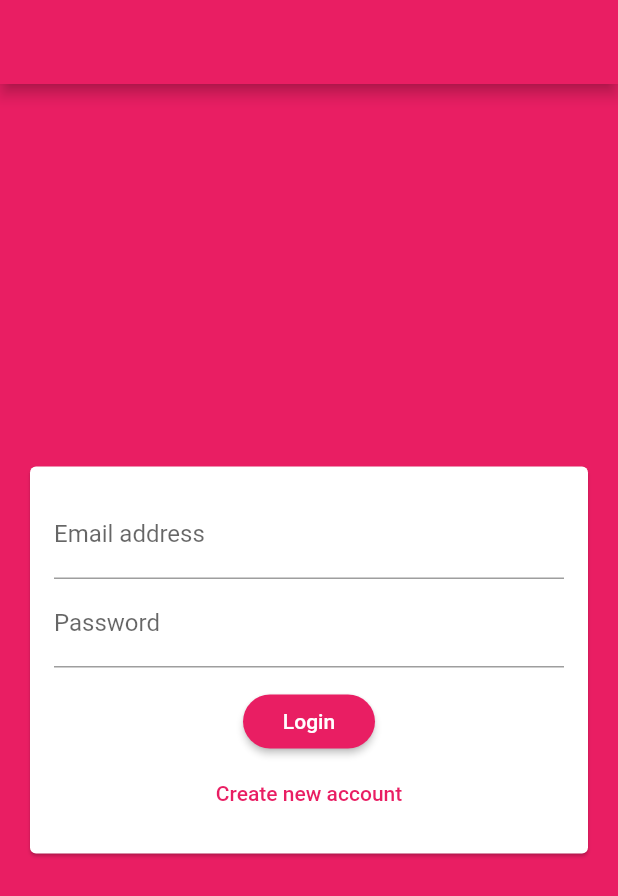
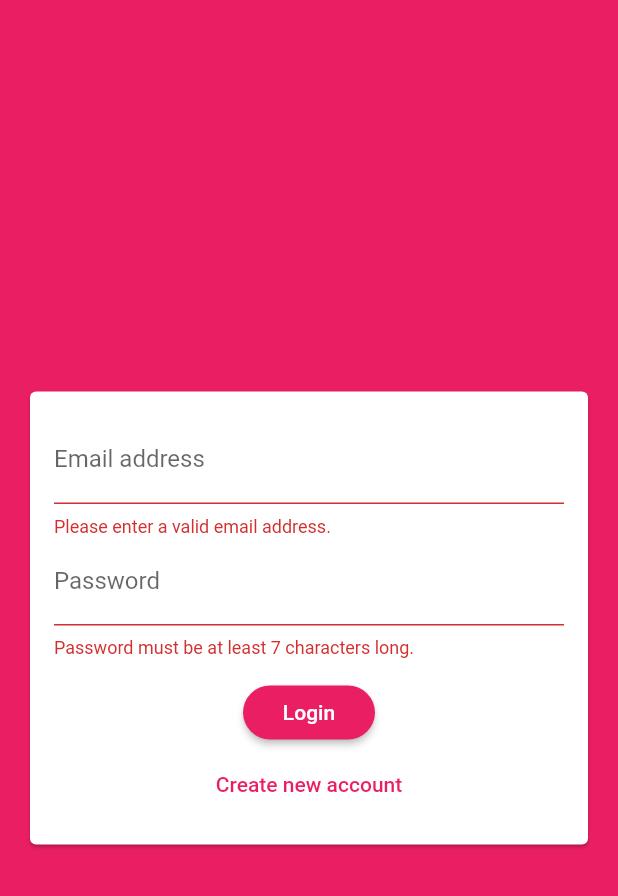
Before and after one commit to Hakutou231/chat_app, a Flutter app: the screen it shows after launch, after a tap on "Login", on a phone screen of 412 x 824 dp. Shown: the top 896 px of the screen. Run offline on Flutter 3.47's test engine with Material 2 defaults, Android fonts, the phone set to English and light mode, and no system bars; our stand-ins replace cloud_firestore, firebase_auth, firebase_core, firebase_storage, image_picker; accounts and stored records are empty.

```diff
--- a/lib/main.dart
+++ b/lib/main.dart
@@ -1,19 +1,24 @@
 import 'package:chat_app/screens/auth_screen.dart';
+import 'package:firebase_core/firebase_core.dart';
 import 'package:flutter/material.dart';
 
 import 'package:firebase_auth/firebase_auth.dart';
 import '../screens/chat_screen.dart';
+import 'screens/splash_screen.dart';
 
-void main() {
-  runApp(const MyApp());
-}
+void main() => runApp(MyApp());
 
 class MyApp extends StatelessWidget {
-  const MyApp({Key? key}) : super(key: key);
-
-  // This widget is the root of your application.
   @override
   Widget build(BuildContext context) {
+
+    final Future<FirebaseApp> _initialization = Firebase.initializeApp();
+    return FutureBuilder(
+      // Initialize FlutterFire:
+        future: _initialization,
+        builder: (context, appSnapshot) {
+
+
           return MaterialApp(
             title: 'FlutterChat',
             theme: ThemeData(
@@ -27,13 +32,20 @@ class MyApp extends StatelessWidget {
                 shape: RoundedRectangleBorder(
                   borderRadius: BorderRadius.circular(20),
                 ),
-          )),
-      home: StreamBuilder(stream: FirebaseAuth.instance.onAuthStateChanged, builder: (ctx, userSnapshot) {
+              ),
+            ),
+            home: appSnapshot.connectionState != ConnectionState.done ? SplashScreen() : StreamBuilder(stream: FirebaseAuth.instance.authStateChanges(), builder: (ctx, userSnapshot) {
+              if (userSnapshot.connectionState == ConnectionState.waiting) {
+                return SplashScreen();
+              }
               if (userSnapshot.hasData) {
                 return ChatScreen();
               }
               return AuthScreen();
-      },),
+            }),
           );
+
+        });
+
   }
 }
--- /dev/null
+++ b/lib/screens/splash_screen.dart
@@ -0,0 +1,13 @@
+import 'package:flutter/material.dart';
+
+class SplashScreen extends StatelessWidget {
+  @override
+  Widget build(BuildContext context) {
+    return Scaffold(
+      backgroundColor: Theme.of(context).primaryColor,
+      body: Center(
+        child: Text('Loading...'),
+      ),
+    );
+  }
+}
--- a/lib/widgets/auth_form_widget.dart
+++ b/lib/widgets/auth_form_widget.dart
@@ -4,13 +4,16 @@ import '../widgets/pickers/user_image_picker.dart';
 import 'package:flutter/material.dart';
 
 class AuthForm extends StatefulWidget {
-  AuthForm(this.submitFn, this.isLoading);
+  AuthForm(
+      this.submitFn,
+      this.isLoading,
+      );
 
   final bool isLoading;
   final void Function(
       String email,
       String password,
-    String username,
+      String userName,
       File image,
       bool isLogin,
       BuildContext ctx,
@@ -25,7 +28,7 @@ class _AuthFormState extends State<AuthForm> {
   var _isLogin = true;
   var _userEmail = '';
   var _userName = '';
-  var _userPass = '';
+  var _userPassword = '';
   File? _userImageFile;
 
   void _pickedImage(File image) {
@@ -36,10 +39,10 @@ class _AuthFormState extends State<AuthForm> {
     final isValid = _formKey.currentState!.validate();
     FocusScope.of(context).unfocus();
 
-    if (_userImageFile == null) {
+    if (_userImageFile == null && !_isLogin) {
       Scaffold.of(context).showSnackBar(
         SnackBar(
-          content: Text('Please pick an image'),
+          content: Text('Please pick an image.'),
           backgroundColor: Theme.of(context).errorColor,
         ),
       );
@@ -48,10 +51,9 @@ class _AuthFormState extends State<AuthForm> {
 
     if (isValid) {
       _formKey.currentState!.save();
-      print(_userEmail);
       widget.submitFn(
         _userEmail.trim(),
-        _userPass.trim(),
+        _userPassword.trim(),
         _userName.trim(),
         _userImageFile!,
         _isLogin,
@@ -64,20 +66,24 @@ class _AuthFormState extends State<AuthForm> {
   Widget build(BuildContext context) {
     return Center(
       child: Card(
-        margin: EdgeInsets.all(20.0),
+        margin: EdgeInsets.all(20),
         child: SingleChildScrollView(
           child: Padding(
             padding: EdgeInsets.all(16),
             child: Form(
+              key: _formKey,
               child: Column(
                 mainAxisSize: MainAxisSize.min,
                 children: <Widget>[
                   if (!_isLogin) UserImagePicker(_pickedImage),
                   TextFormField(
                     key: ValueKey('email'),
+                    autocorrect: false,
+                    textCapitalization: TextCapitalization.none,
+                    enableSuggestions: false,
                     validator: (value) {
                       if (value!.isEmpty || !value.contains('@')) {
-                        return 'Please enter a valid email address';
+                        return 'Please enter a valid email address.';
                       }
                       return null;
                     },
@@ -92,9 +98,12 @@ class _AuthFormState extends State<AuthForm> {
                   if (!_isLogin)
                     TextFormField(
                       key: ValueKey('username'),
+                      autocorrect: true,
+                      textCapitalization: TextCapitalization.words,
+                      enableSuggestions: false,
                       validator: (value) {
-                        if (value!.isEmpty) {
-                          return 'Please enter username';
+                        if (value!.isEmpty || value!.length < 4) {
+                          return 'Please enter at least 4 characters';
                         }
                         return null;
                       },
@@ -106,39 +115,36 @@ class _AuthFormState extends State<AuthForm> {
                   TextFormField(
                     key: ValueKey('password'),
                     validator: (value) {
-                      if (value!.isEmpty || value.length < 7) {
-                        return 'Password mus be at least 7 characters long';
+                      if (value!.isEmpty || value!.length < 7) {
+                        return 'Password must be at least 7 characters long.';
                       }
                       return null;
                     },
                     decoration: InputDecoration(labelText: 'Password'),
                     obscureText: true,
                     onSaved: (value) {
-                      _userPass = value!;
+                      _userPassword = value!;
                     },
                   ),
-                  SizedBox(
-                    height: 12,
-                  ),
+                  SizedBox(height: 12),
                   if (widget.isLoading) CircularProgressIndicator(),
                   if (!widget.isLoading)
                     RaisedButton(
-                      onPressed: () {
-                        _trySubmit();
-                      },
                       child: Text(_isLogin ? 'Login' : 'Signup'),
+                      onPressed: _trySubmit,
                     ),
+                  if (!widget.isLoading)
                     FlatButton(
                       textColor: Theme.of(context).primaryColor,
+                      child: Text(_isLogin
+                          ? 'Create new account'
+                          : 'I already have an account'),
                       onPressed: () {
                         setState(() {
                           _isLogin = !_isLogin;
                         });
                       },
-                    child: Text(_isLogin
-                        ? 'Create new account'
-                        : 'I already have an account'),
-                  ),
+                    )
                 ],
               ),
             ),
```
Also changed, not shown: lib/chat/messages.dart (+11 -20 lines), lib/chat/new_message.dart (+15 -10 lines), lib/screens/auth_screen.dart (+18 -11 lines), lib/widgets/pickers/user_image_picker.dart (+6 -5 lines), pubspec.yaml (+6 -3 lines), pubspec.lock, 6 other files. Lines whose indentation alone changed are shown as unchanged.
